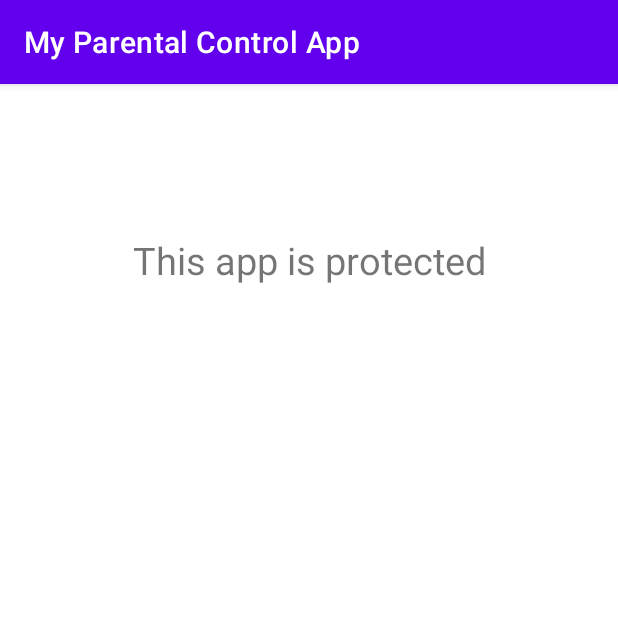
After one commit to abdulsalam200/parentalcontrolapp, an Android app: the ScreenBlocker screen opened directly, with no data from a screen before it, on a phone screen of 412 x 824 dp, the top half of it. The commit adds this screen. Run offline under Robolectric (Android 15) with nearby library versions, the phone set to English and light mode, and no system bars.

Commit message:
Screen blocker activity added and time limit work.

```diff
--- a/app/src/main/AndroidManifest.xml
+++ b/app/src/main/AndroidManifest.xml
@@ -27,6 +27,9 @@
         android:supportsRtl="true"
         android:theme="@style/Theme.MyParentalControlApp"
         tools:targetApi="31">
+        <activity
+            android:name=".ScreenBlocker"
+            android:exported="false" />
         <activity
             android:name=".DashboardActivity"
             android:exported="false">
--- a/app/src/main/java/com/example/myparentalcontrolapp/DashboardActivity.java
+++ b/app/src/main/java/com/example/myparentalcontrolapp/DashboardActivity.java
@@ -33,7 +33,7 @@ public class DashboardActivity extends AppCompatActivity {
             }
 
             public void onFinish() {
-                textView.setText("done!");
+                textView.setText("00:00");
             }
         }.start();
     }
--- /dev/null
+++ b/app/src/main/java/com/example/myparentalcontrolapp/ScreenBlocker.java
@@ -0,0 +1,14 @@
+package com.example.myparentalcontrolapp;
+
+import androidx.appcompat.app.AppCompatActivity;
+
+import android.os.Bundle;
+
+public class ScreenBlocker extends AppCompatActivity {
+
+    @Override
+    protected void onCreate(Bundle savedInstanceState) {
+        super.onCreate(savedInstanceState);
+        setContentView(R.layout.activity_screen_blocker);
+    }
+}
--- /dev/null
+++ b/app/src/main/res/layout/activity_screen_blocker.xml
@@ -0,0 +1,17 @@
+<?xml version="1.0" encoding="utf-8"?>
+<RelativeLayout xmlns:android="http://schemas.android.com/apk/res/android"
+    xmlns:app="http://schemas.android.com/apk/res-auto"
+    xmlns:tools="http://schemas.android.com/tools"
+    android:layout_width="match_parent"
+    android:layout_height="match_parent"
+    tools:context=".ScreenBlocker">
+
+
+    <TextView
+        android:layout_width="match_parent"
+        android:layout_height="match_parent"
+        android:text="This app is protected"
+        android:textSize="25dp"
+        android:textAlignment="center"
+        android:layout_marginTop="100dp"/>
+</RelativeLayout>
```
Also changed, not shown: app/src/main/java/com/example/myparentalcontrolapp/services/ActivityBroadcastReceiver.java (+24 -8 lines).
